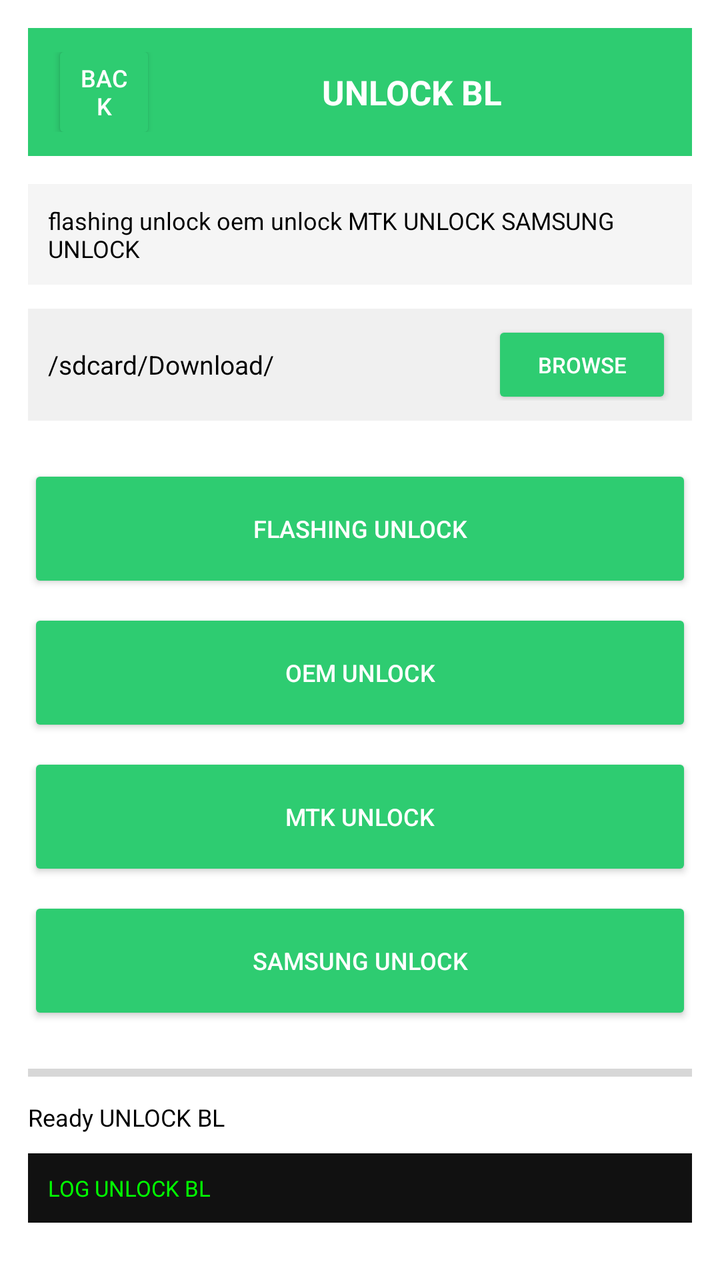
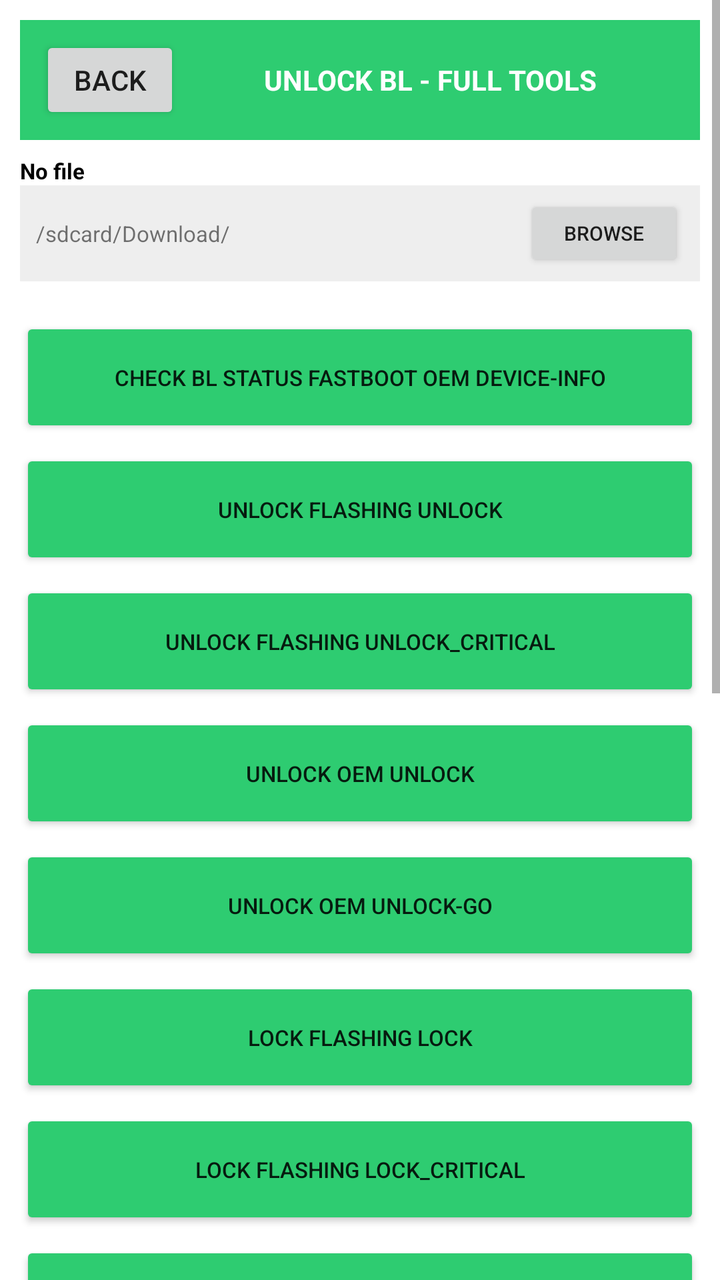

Compare the two renders of this Android layout. The source of the first and the diff that turns it into the second are given below.
<!-- AndroidManifest.xml: application theme Theme.OTGFlasher -->
<!-- res/layout/activity_unlock.xml -->
<?xml version="1.0" encoding="utf-8"?>
<ScrollView xmlns:android="http://schemas.android.com/apk/res/android" android:layout_width="match_parent" android:layout_height="match_parent" android:background="#FFFFFF"><LinearLayout android:orientation="vertical" android:layout_width="match_parent" android:layout_height="wrap_content" android:padding="14dp"><LinearLayout android:orientation="horizontal" android:layout_width="match_parent" android:layout_height="64dp" android:background="#2ECC71" android:gravity="center_vertical" android:padding="12dp"><Button android:id="@+id/btnBack" android:layout_width="52dp" android:layout_height="52dp" android:text="BACK" android:textColor="#FFFFFF" android:backgroundTint="#2ECC71" android:textSize="12sp"/><TextView android:layout_width="0dp" android:layout_weight="1" android:layout_height="wrap_content" android:text="UNLOCK BL" android:textSize="17sp" android:textStyle="bold" android:textColor="#FFFFFF" android:gravity="center"/></LinearLayout><TextView android:layout_width="match_parent" android:layout_height="wrap_content" android:text="flashing unlock oem unlock MTK UNLOCK SAMSUNG UNLOCK" android:textSize="12sp" android:textColor="#000000" android:layout_marginTop="14dp" android:background="#F5F5F5" android:padding="10dp"/><LinearLayout android:orientation="horizontal" android:layout_width="match_parent" android:layout_height="56dp" android:background="#F0F0F0" android:gravity="center_vertical" android:padding="10dp" android:layout_marginTop="12dp"><TextView android:id="@+id/txtFile" android:layout_width="0dp" android:layout_weight="1" android:layout_height="wrap_content" android:text="/sdcard/Download/" android:textSize="13sp" android:textColor="#000000"/><Button android:id="@+id/btnBrowse" android:layout_width="90dp" android:layout_height="44dp" android:text="BROWSE" android:textColor="#FFFFFF" android:backgroundTint="#2ECC71" android:textSize="11sp"/></LinearLayout><LinearLayout android:orientation="vertical" android:layout_width="match_parent" android:layout_height="wrap_content" android:layout_marginTop="14dp"><Button android:id="@+id/btn0" android:layout_width="match_parent" android:layout_height="64dp" android:text="flashing unlock" android:textColor="#FFFFFF" android:backgroundTint="#2ECC71" android:textSize="12sp" android:layout_marginTop="8dp"/><Button android:id="@+id/btn1" android:layout_width="match_parent" android:layout_height="64dp" android:text="oem unlock" android:textColor="#FFFFFF" android:backgroundTint="#2ECC71" android:textSize="12sp" android:layout_marginTop="8dp"/><Button android:id="@+id/btn2" android:layout_width="match_parent" android:layout_height="64dp" android:text="MTK UNLOCK" android:textColor="#FFFFFF" android:backgroundTint="#2ECC71" android:textSize="12sp" android:layout_marginTop="8dp"/><Button android:id="@+id/btn3" android:layout_width="match_parent" android:layout_height="64dp" android:text="SAMSUNG UNLOCK" android:textColor="#FFFFFF" android:backgroundTint="#2ECC71" android:textSize="12sp" android:layout_marginTop="8dp"/></LinearLayout><ProgressBar android:id="@+id/progressBar" style="?android:attr/progressBarStyleHorizontal" android:layout_width="match_parent" android:layout_height="16dp" android:max="100" android:progress="0" android:progressTint="#2ECC71" android:layout_marginTop="16dp"/><TextView android:id="@+id/txtDetail" android:layout_width="match_parent" android:layout_height="wrap_content" android:text="Ready UNLOCK BL" android:textSize="12sp" android:textColor="#000000" android:layout_marginTop="6dp"/><TextView android:id="@+id/logView" android:layout_width="match_parent" android:layout_height="wrap_content" android:background="#111111" android:textColor="#00FF00" android:textSize="11sp" android:padding="10dp" android:layout_marginTop="10dp" android:text="LOG UNLOCK BL"/></LinearLayout></ScrollView>
<!-- resources referenced by this layout -->
<resources>
  <style name="Theme.OTGFlasher" parent="android:Theme.Material.Light.NoActionBar" />
</resources>

<!-- the commit's change to res/layout/activity_unlock.xml (unified diff, before → after) -->
@@ -1,2 +1,24 @@
 <?xml version="1.0" encoding="utf-8"?>
-<ScrollView xmlns:android="http://schemas.android.com/apk/res/android" android:layout_width="match_parent" android:layout_height="match_parent" android:background="#FFFFFF"><LinearLayout android:orientation="vertical" android:layout_width="match_parent" android:layout_height="wrap_content" android:padding="14dp"><LinearLayout android:orientation="horizontal" android:layout_width="match_parent" android:layout_height="64dp" android:background="#2ECC71" android:gravity="center_vertical" android:padding="12dp"><Button android:id="@+id/btnBack" android:layout_width="52dp" android:layout_height="52dp" android:text="BACK" android:textColor="#FFFFFF" android:backgroundTint="#2ECC71" android:textSize="12sp"/><TextView android:layout_width="0dp" android:layout_weight="1" android:layout_height="wrap_content" android:text="UNLOCK BL" android:textSize="17sp" android:textStyle="bold" android:textColor="#FFFFFF" android:gravity="center"/></LinearLayout><TextView android:layout_width="match_parent" android:layout_height="wrap_content" android:text="flashing unlock oem unlock MTK UNLOCK SAMSUNG UNLOCK" android:textSize="12sp" android:textColor="#000000" android:layout_marginTop="14dp" android:background="#F5F5F5" android:padding="10dp"/><LinearLayout android:orientation="horizontal" android:layout_width="match_parent" android:layout_height="56dp" android:background="#F0F0F0" android:gravity="center_vertical" android:padding="10dp" android:layout_marginTop="12dp"><TextView android:id="@+id/txtFile" android:layout_width="0dp" android:layout_weight="1" android:layout_height="wrap_content" android:text="/sdcard/Download/" android:textSize="13sp" android:textColor="#000000"/><Button android:id="@+id/btnBrowse" android:layout_width="90dp" android:layout_height="44dp" android:text="BROWSE" android:textColor="#FFFFFF" android:backgroundTint="#2ECC71" android:textSize="11sp"/></LinearLayout><LinearLayout android:orientation="vertical" android:layout_width="match_parent" android:layout_height="wrap_content" android:layout_marginTop="14dp"><Button android:id="@+id/btn0" android:layout_width="match_parent" android:layout_height="64dp" android:text="flashing unlock" android:textColor="#FFFFFF" android:backgroundTint="#2ECC71" android:textSize="12sp" android:layout_marginTop="8dp"/><Button android:id="@+id/btn1" android:layout_width="match_parent" android:layout_height="64dp" android:text="oem unlock" android:textColor="#FFFFFF" android:backgroundTint="#2ECC71" android:textSize="12sp" android:layout_marginTop="8dp"/><Button android:id="@+id/btn2" android:layout_width="match_parent" android:layout_height="64dp" android:text="MTK UNLOCK" android:textColor="#FFFFFF" android:backgroundTint="#2ECC71" android:textSize="12sp" android:layout_marginTop="8dp"/><Button android:id="@+id/btn3" android:layout_width="match_parent" android:layout_height="64dp" android:text="SAMSUNG UNLOCK" android:textColor="#FFFFFF" android:backgroundTint="#2ECC71" android:textSize="12sp" android:layout_marginTop="8dp"/></LinearLayout><ProgressBar android:id="@+id/progressBar" style="?android:attr/progressBarStyleHorizontal" android:layout_width="match_parent" android:layout_height="16dp" android:max="100" android:progress="0" android:progressTint="#2ECC71" android:layout_marginTop="16dp"/><TextView android:id="@+id/txtDetail" android:layout_width="match_parent" android:layout_height="wrap_content" android:text="Ready UNLOCK BL" android:textSize="12sp" android:textColor="#000000" android:layout_marginTop="6dp"/><TextView android:id="@+id/logView" android:layout_width="match_parent" android:layout_height="wrap_content" android:background="#111111" android:textColor="#00FF00" android:textSize="11sp" android:padding="10dp" android:layout_marginTop="10dp" android:text="LOG UNLOCK BL"/></LinearLayout></ScrollView>
+<ScrollView xmlns:android="http://schemas.android.com/apk/res/android" android:layout_width="match_parent" android:layout_height="match_parent" android:background="#FFFFFF">
+<LinearLayout android:orientation="vertical" android:layout_width="match_parent" android:layout_height="wrap_content" android:padding="10dp">
+<LinearLayout android:orientation="horizontal" android:layout_width="match_parent" android:layout_height="60dp" android:background="#2ECC71" android:gravity="center_vertical" android:padding="10dp"><Button android:id="@+id/btnBack" android:text="BACK" android:layout_width="70dp" android:layout_height="44dp"/><TextView android:text="UNLOCK BL - FULL TOOLS" android:textSize="14sp" android:textStyle="bold" android:textColor="#FFFFFF" android:layout_width="0dp" android:layout_weight="1" android:layout_height="wrap_content" android:gravity="center"/></LinearLayout>
+<TextView android:text="No file" android:textSize="11sp" android:textColor="#000000" android:layout_width="match_parent" android:layout_height="wrap_content" android:layout_marginTop="8dp" android:textStyle="bold"/>
+<LinearLayout android:orientation="horizontal" android:layout_width="match_parent" android:layout_height="48dp" android:background="#EEEEEE" android:gravity="center_vertical" android:padding="8dp"><TextView android:id="@+id/txt_No_file" android:text="/sdcard/Download/" android:textSize="11sp" android:layout_width="0dp" android:layout_weight="1" android:layout_height="wrap_content"/><Button android:id="@+id/btn_No_file" android:text="BROWSE" android:layout_width="80dp" android:layout_height="38dp" android:textSize="10sp"/></LinearLayout>
+
+<LinearLayout android:orientation="vertical" android:layout_width="match_parent" android:layout_height="wrap_content" android:layout_marginTop="12dp">
+<Button android:id="@+id/btn_CHECK_BL_status_fastboot_oem_device-info" android:text="CHECK BL status fastboot oem device-info" android:layout_width="match_parent" android:layout_height="60dp" android:textSize="11sp" android:layout_marginTop="6dp" android:backgroundTint="#2ECC71"/>
+<Button android:id="@+id/btn_UNLOCK_flashing_unlock" android:text="UNLOCK flashing unlock" android:layout_width="match_parent" android:layout_height="60dp" android:textSize="11sp" android:layout_marginTop="6dp" android:backgroundTint="#2ECC71"/>
+<Button android:id="@+id/btn_UNLOCK_flashing_unlock_critical" android:text="UNLOCK flashing unlock_critical" android:layout_width="match_parent" android:layout_height="60dp" android:textSize="11sp" android:layout_marginTop="6dp" android:backgroundTint="#2ECC71"/>
+<Button android:id="@+id/btn_UNLOCK_oem_unlock" android:text="UNLOCK oem unlock" android:layout_width="match_parent" android:layout_height="60dp" android:textSize="11sp" android:layout_marginTop="6dp" android:backgroundTint="#2ECC71"/>
+<Button android:id="@+id/btn_UNLOCK_oem_unlock-go" android:text="UNLOCK oem unlock-go" android:layout_width="match_parent" android:layout_height="60dp" android:textSize="11sp" android:layout_marginTop="6dp" android:backgroundTint="#2ECC71"/>
+<Button android:id="@+id/btn_LOCK_flashing_lock" android:text="LOCK flashing lock" android:layout_width="match_parent" android:layout_height="60dp" android:textSize="11sp" android:layout_marginTop="6dp" android:backgroundTint="#2ECC71"/>
+<Button android:id="@+id/btn_LOCK_flashing_lock_critical" android:text="LOCK flashing lock_critical" android:layout_width="match_parent" android:layout_height="60dp" android:textSize="11sp" android:layout_marginTop="6dp" android:backgroundTint="#2ECC71"/>
+<Button android:id="@+id/btn_MTK_UNLOCK" android:text="MTK UNLOCK" android:layout_width="match_parent" android:layout_height="60dp" android:textSize="11sp" android:layout_marginTop="6dp" android:backgroundTint="#2ECC71"/>
+<Button android:id="@+id/btn_SAMSUNG_UNLOCK_via_oem_unlock" android:text="SAMSUNG UNLOCK via oem unlock" android:layout_width="match_parent" android:layout_height="60dp" android:textSize="11sp" android:layout_marginTop="6dp" android:backgroundTint="#2ECC71"/>
+<Button android:id="@+id/btn_RELOCK" android:text="RELOCK" android:layout_width="match_parent" android:layout_height="60dp" android:textSize="11sp" android:layout_marginTop="6dp" android:backgroundTint="#2ECC71"/>
+
+</LinearLayout>
+<ProgressBar android:id="@+id/progressBar" style="?android:attr/progressBarStyleHorizontal" android:layout_width="match_parent" android:layout_height="18dp" android:max="100" android:layout_marginTop="12dp"/>
+<TextView android:id="@+id/txtDetail" android:text="Ready - Full Tools" android:textSize="11sp" android:layout_width="match_parent" android:layout_height="wrap_content" android:layout_marginTop="6dp"/>
+<TextView android:id="@+id/logView" android:text="LOG UNLOCK BL - FULL" android:textSize="10sp" android:background="#111111" android:textColor="#00FF00" android:padding="8dp" android:layout_width="match_parent" android:layout_height="300dp" android:layout_marginTop="8dp"/>
+</LinearLayout></ScrollView>
